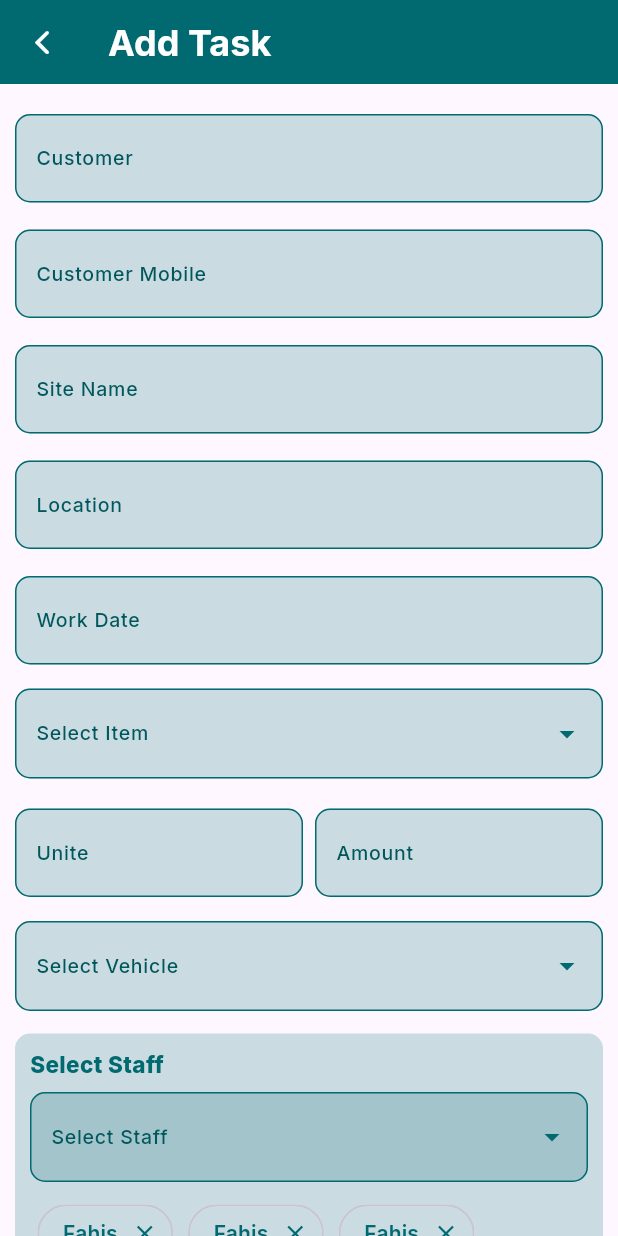
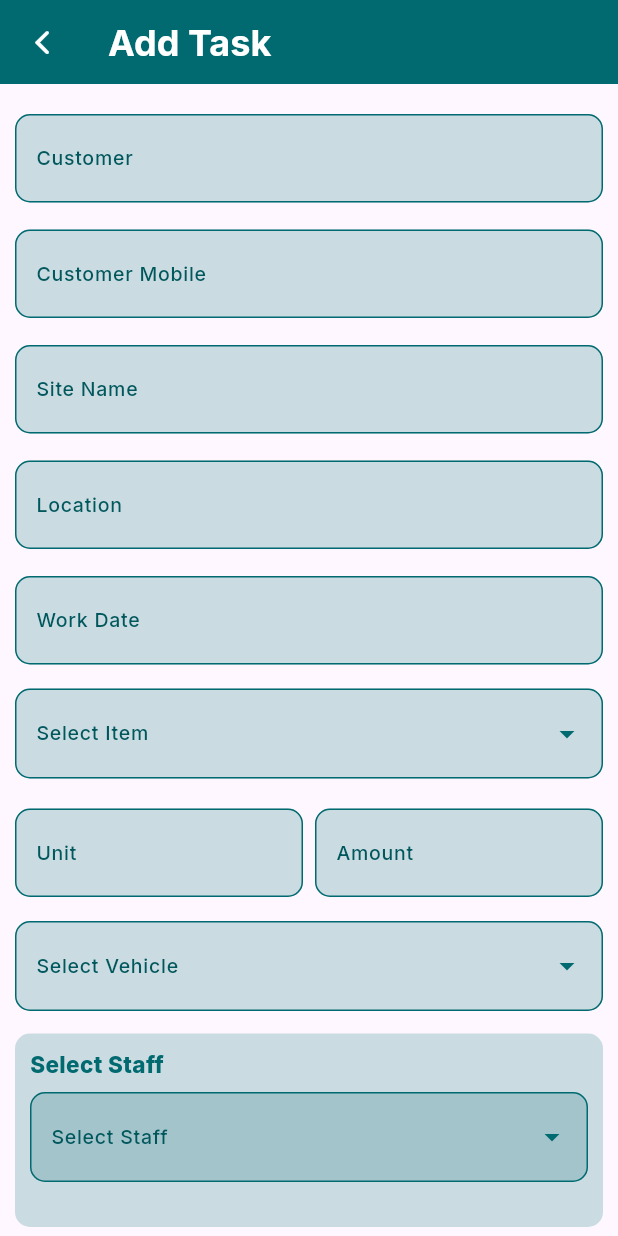
Before and after one commit to fahis7808/mas_ring_works, a Flutter app: the TaskPage screen opened directly, after a tap on the "add" icon, on a phone screen of 412 x 824 dp. Run offline on Flutter 3.47's test engine with Material 3 defaults, Android fonts, the phone set to English and light mode, and no system bars; our stand-ins replace cloud_firestore, firebase_auth, firebase_core, firebase_storage, google_fonts, image_picker and 3 more; accounts and stored records are empty.

Commit message:
task connected to fire base

```diff
--- a/lib/View/screen/payment/add_advance.dart
+++ b/lib/View/screen/payment/add_advance.dart
@@ -121,7 +121,6 @@ class AddAdvancePayment extends StatelessWidget {
                     child: CustomButton(
                         text: "ADD",
                         onTap: () {
-                          // data.getStaffList();
                           data.saveData().then((value) {
                             if (value == "Success") {
                               Navigator.pop(context);
--- a/lib/View/screen/task/add_task.dart
+++ b/lib/View/screen/task/add_task.dart
@@ -4,7 +4,12 @@ import 'package:mas_ring_works/View/widget/custom_dropdown_field.dart';
 import 'package:mas_ring_works/View/widget/custom_textfield.dart';
 import 'package:mas_ring_works/constants/app_colors.dart';
 import 'package:mas_ring_works/constants/app_fonts.dart';
+import 'package:mas_ring_works/model/staff_model.dart';
+import 'package:mas_ring_works/provider/task_provider.dart';
+import 'package:nb_utils/nb_utils.dart';
+import 'package:provider/provider.dart';
 
+import '../../../util/snack_bar.dart';
 import '../../widget/custom_button/custom_button.dart';
 
 class AddTask extends StatelessWidget {
@@ -12,6 +17,9 @@ class AddTask extends StatelessWidget {
 
   @override
   Widget build(BuildContext context) {
+    return ChangeNotifierProvider(
+      create: (ctx) => TaskProvider(),
+      child: Consumer<TaskProvider>(builder: (context, data, _) {
         return Scaffold(
           appBar: const CustomAppBar(title: "Add Task"),
           body: SingleChildScrollView(
@@ -20,49 +28,63 @@ class AddTask extends StatelessWidget {
               child: Column(
                 children: [
                   CustomTextField(
-                value: "",
+                    value: data.taskModel.customerName,
                     labelText: "Customer",
-                onChanged: (val) {},
+                    onChanged: (val) {
+                      data.taskModel.customerName = val;
+                    },
                   ),
                   const SizedBox(
                     height: 8,
                   ),
                   CustomTextField(
-                value: "",
+                    value: data.taskModel.customerMobile,
                     labelText: "Customer Mobile",
-                onChanged: (val) {},
+                    onChanged: (val) {
+                      data.taskModel.customerMobile = val;
+                    },
                   ),
                   const SizedBox(
                     height: 8,
                   ),
                   CustomTextField(
-                value: "",
+                    value: data.taskModel.siteName,
                     labelText: "Site Name",
-                onChanged: (val) {},
+                    onChanged: (val) {
+                      data.taskModel.siteName = val;
+                    },
                   ),
                   const SizedBox(
                     height: 8,
                   ),
                   CustomTextField(
-                value: "",
+                    value: data.taskModel.location,
                     labelText: "Location",
-                onChanged: (val) {},
+                    onChanged: (val) {
+                      data.taskModel.location = val;
+                    },
                   ),
                   const SizedBox(
                     height: 8,
                   ),
                   CustomTextField(
-                value: "",
+                    value: data.taskModel.workDate,
                     labelText: "Work Date",
-                onChanged: (val) {},
+                    onChanged: (val) {
+                      data.taskModel.workDate = val;
+                    },
                   ),
                   const SizedBox(
                     height: 8,
                   ),
                   CustomDropdownField<String>(
-                items: [],
-                onChanged: (val) {},
-                value: "",
+                    items: data.itemList
+                        .map((e) => e.itemName.toString())
+                        .toList(),
+                    onChanged: (val) {
+                      data.taskModel.item = val;
+                    },
+                    value: data.taskModel.item,
                     labelText: "Select Item",
                   ),
                   const SizedBox(
@@ -72,18 +94,22 @@ class AddTask extends StatelessWidget {
                     children: [
                       Expanded(
                           child: CustomTextField(
-                    value: "",
-                    labelText: "Unite",
-                    onChanged: (val) {},
+                        value: data.taskModel.unit?.toString() ?? "",
+                        labelText: "Unit",
+                        onChanged: (val) {
+                          data.taskModel.unit = val.toDouble();
+                        },
                       )),
                       const SizedBox(
                         width: 8,
                       ),
                       Expanded(
                           child: CustomTextField(
-                    value: "",
+                        value: data.taskModel.amount?.toString() ?? "",
                         labelText: "Amount",
-                    onChanged: (val) {},
+                        onChanged: (val) {
+                          data.taskModel.amount = val.toDouble();
+                        },
                       )),
                     ],
                   ),
@@ -91,9 +117,13 @@ class AddTask extends StatelessWidget {
                     height: 8,
                   ),
                   CustomDropdownField<String>(
-                items: [],
-                onChanged: (val) {},
-                value: "",
+                    items: data.vehicleList
+                        .map((e) => e.vehicleNumber.toString())
+                        .toList(),
+                    onChanged: (val) {
+                      data.taskModel.vehicleNumber = val;
+                    },
+                    value: data.taskModel.vehicleNumber,
                     labelText: "Select Vehicle",
                   ),
                   const SizedBox(
@@ -112,56 +142,31 @@ class AddTask extends StatelessWidget {
                           style: AppFont.cardText,
                         ),
                         CustomDropdownField<String>(
-                      items: [],
-                      onChanged: (val) {},
+                          items: data.staffList
+                              .map((e) => e.name.toString())
+                              .toList(),
+                          onChanged: (val) {
+                            final selectedStaff = data.staffList.firstWhere(
+                                (e) => e.name == val,
+                                orElse: () => StaffModel());
+                            data.addStaff(
+                                selectedStaff); // Callback to notify parent widget
+                          },
                           value: "",
                           labelText: "Select Staff",
                         ),
                         Padding(
-                      padding: const EdgeInsets.symmetric(vertical: 10,horizontal: 5),
+                          padding: const EdgeInsets.symmetric(
+                              vertical: 10, horizontal: 5),
                           child: Wrap(
                             spacing: 10,
                             runSpacing: 5,
                             children: [
+                              for (StaffModel staff
+                                  in data.taskModel.staffData ?? [])
                                 InputChip(
                                   label: Text(
-                              "Fahis",
-                              style: AppFont.statusColor,
-                            ),
-                            backgroundColor: AppColors.cardColor,
-                            onDeleted: () {},
-                            deleteIconColor: AppColors.primaryColor,
-                            shape: const StadiumBorder(),
-                          ),InputChip(
-                            label: Text(
-                              "Fahis",
-                              style: AppFont.statusColor,
-                            ),
-                            backgroundColor: AppColors.cardColor,
-                            onDeleted: () {},
-                            deleteIconColor: AppColors.primaryColor,
-                            shape: const StadiumBorder(),
-                          ),InputChip(
-                            label: Text(
-                              "Fahis",
-                              style: AppFont.statusColor,
-                            ),
-                            backgroundColor: AppColors.cardColor,
-                            onDeleted: () {},
-                            deleteIconColor: AppColors.primaryColor,
-                            shape: const StadiumBorder(),
-                          ),InputChip(
-                            label: Text(
-                              "Fahis",
-                              style: AppFont.statusColor,
-                            ),
-                            backgroundColor: AppColors.cardColor,
-                            onDeleted: () {},
-                            deleteIconColor: AppColors.primaryColor,
-                            shape: const StadiumBorder(),
-                          ),InputChip(
-                            label: Text(
-                              "Fahis",
+                                    staff.name.toString(),
                                     style: AppFont.statusColor,
                                   ),
                                   backgroundColor: AppColors.cardColor,
@@ -180,12 +185,24 @@ class AddTask extends StatelessWidget {
                   ),
                   Padding(
                     padding: const EdgeInsets.symmetric(horizontal: 30.0),
-                child: CustomButton(text: "ADD STAFF", onTap: () {}),
+                    child: CustomButton(
+                        text: "ADD STAFF",
+                        onTap: () {
+                          data.saveData().then((value) {
+                            if (value == "Success") {
+                              Navigator.pop(context);
+                            } else {
+                              showSnackBar(context, "Something went wrong");
+                            }
+                          });
+                        }),
                   ),
                 ],
               ),
             ),
           ),
         );
+      }),
+    );
   }
 }
--- /dev/null
+++ b/lib/model/task_model.dart
@@ -0,0 +1,63 @@
+import 'dart:core';
+
+import 'package:mas_ring_works/model/staff_model.dart';
+
+class TaskModel {
+  String? customerName;
+  String? customerMobile;
+  String? siteName;
+  String? location;
+  String? workDate;
+  String? item;
+  int? id;
+  double? unit;
+  double? amount;
+  String? vehicleNumber;
+  List<StaffModel>? staffData;
+
+  TaskModel({
+    this.customerName,
+    this.customerMobile,
+    this.siteName,
+    this.location,
+    this.workDate,
+    this.id,
+    this.unit,
+    this.item,
+    this.amount,
+    this.vehicleNumber,
+    this.staffData,
+  });
+
+  factory TaskModel.fromMap(Map<String, dynamic> map) {
+    return TaskModel(
+      customerName: map['customerName'] ?? '',
+      customerMobile: map['customerMobile'] ?? '',
+      siteName: map['siteName'] ?? '',
+      workDate: map['workDate'] ?? '',
+      id: map['id'] ?? 0,
+      location: map['location'] ?? '',
+      item: map['item'] ?? '',
+      amount: map['amount'] ?? 0,
+      vehicleNumber: map['vehicleNumber'] ?? '',
+      unit: map['unit'] ?? 0,
+      staffData: List<StaffModel>.from((map['staffData'] ?? []).map((x) => StaffModel.fromMap(x))),
+    );
+  }
+
+  Map<String, dynamic> toMap() {
+    return {
+      'customerName': customerName,
+      'customerMobile': customerMobile,
+      'siteName': siteName,
+      'workDate': workDate,
+      'id': id,
+      'location': location,
+      'unit': unit,
+      'item': item,
+      'amount': amount,
+      'vehicleNumber': vehicleNumber,
+      'staffData': staffData?.map((e) => e.toMap()).toList(),
+    };
+  }
+}
--- /dev/null
+++ b/lib/provider/task_provider.dart
@@ -0,0 +1,87 @@
+import 'package:flutter/material.dart';
+import 'package:mas_ring_works/model/task_model.dart';
+import 'package:nb_utils/nb_utils.dart';
+
+import '../model/inventory_model.dart';
+import '../model/staff_model.dart';
+import '../model/vehicle_model.dart';
+import '../service/firebase_service.dart';
+
+class TaskProvider extends ChangeNotifier {
+  TaskModel taskModel = TaskModel();
+  List<TaskModel> taskList = [];
+  List<StaffModel> staffList = [];
+  List<InventoryModel> itemList = [];
+  List<VehicleModel> vehicleList = [];
+
+  String collectionName = "Task Details";
+  String? prevDocId;
+
+  TaskProvider() {
+    getDataFromFireStore();
+    getStaffList();
+    getItemData();
+    getVehicleData();
+    getPreviousDocId();
+  }
+
+  onRefresh() {
+    notifyListeners();
+  }
+
+  void addStaff(StaffModel staff) {
+    taskModel.staffData ??= [];
+    if (!taskModel.staffData!.contains(staff)) {
+      taskModel.staffData!.add(staff);
+      notifyListeners();
+    }
+  }
+
+  Future<void> getVehicleData() async {
+    List<Map<String, dynamic>> list =
+        await FirebaseService.getDataFromFireStore("Vehicle Details");
+    vehicleList = list.map((data) => VehicleModel.fromMap(data)).toList();
+    print(vehicleList);
+    notifyListeners();
+  }
+
+  Future<void> getItemData() async {
+    List<Map<String, dynamic>> list =
+        await FirebaseService.getDataFromFireStore("Item Details");
+    itemList = list.map((data) => InventoryModel.fromMap(data)).toList();
+    notifyListeners();
+  }
+
+  Future<void> getDataFromFireStore() async {
+    List<Map<String, dynamic>> list =
+        await FirebaseService.getDataFromFireStore(collectionName);
+    taskList = list.map((data) => TaskModel.fromMap(data)).toList();
+    notifyListeners();
+  }
+
+  Future<void> getStaffList() async {
+    List<Map<String, dynamic>> list =
+        await FirebaseService.getDataFromFireStore("Staff Details");
+    staffList = list.map((data) => StaffModel.fromMap(data)).toList();
+    print(staffList);
+    notifyListeners();
+  }
+
+  Future<String> saveData() async {
+    if (prevDocId == null || prevDocId == "") {
+      prevDocId = "1100";
+      print(prevDocId);
+    } else {
+      prevDocId = (int.parse(prevDocId!) + 1).toString();
+    }
+    taskModel.id = prevDocId.toInt();
+    final response = await FirebaseService.saveUserDataToFirebase(
+        prevDocId!, collectionName, taskModel.toMap());
+    return response;
+  }
+
+  Future<void> getPreviousDocId() async {
+    prevDocId = await FirebaseService.getDocId(collectionName);
+    notifyListeners();
+  }
+}
```
Also changed, not shown: lib/View/screen/task/task_page.dart (+85 -4 lines). Lines whose indentation alone changed are shown as unchanged.
